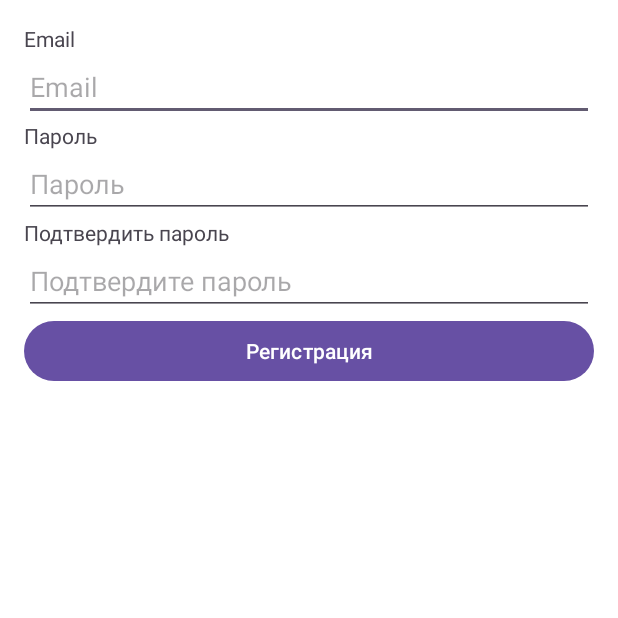
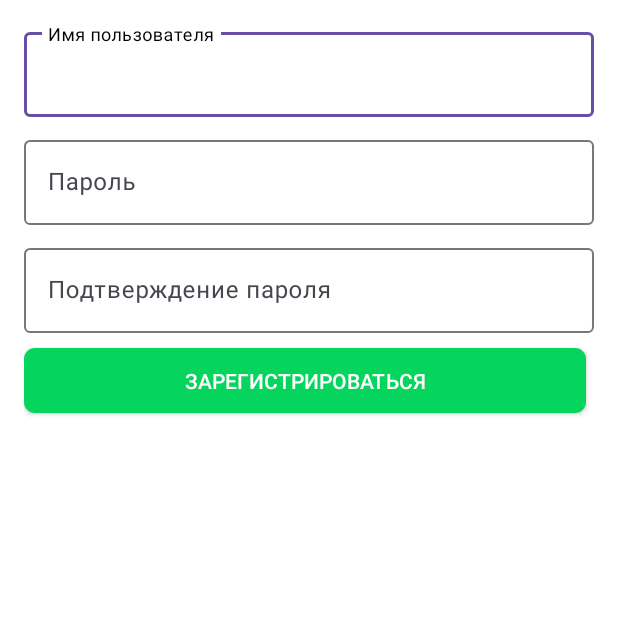
Before and after one commit to DmitryUniversall/SmartPlantAndroid, an Android app: the fragment RegisterFragment shown on its own in the app's theme, on a phone screen of 412 x 824 dp, the top half of it. Run offline under Robolectric (Android 15) with nearby library versions, the phone set to English and light mode, and no system bars.

Commit message:
Auth screen design

```diff
--- a/app/src/main/res/layout/auth_fragment_register.xml
+++ b/app/src/main/res/layout/auth_fragment_register.xml
@@ -2,50 +2,66 @@
 <LinearLayout xmlns:android="http://schemas.android.com/apk/res/android"
         android:layout_width="match_parent"
         android:layout_height="match_parent"
+        xmlns:app="http://schemas.android.com/apk/res-auto"
         android:orientation="vertical"
         android:padding="16dp"
         android:background="@color/background_primary">
 
-    <TextView
-            android:layout_width="wrap_content"
-            android:layout_height="wrap_content"
-            android:text="Email" />
-
-    <EditText
-            android:id="@+id/edittext_email"
+    <com.google.android.material.textfield.TextInputLayout
             android:layout_width="match_parent"
             android:layout_height="wrap_content"
-            android:hint="Email" />
+            app:hintTextColor="@color/text_primary"
+            app:helperTextTextColor="@color/text_primary"
+            android:layout_marginBottom="10dp">
 
-    <TextView
-            android:layout_width="wrap_content"
-            android:layout_height="wrap_content"
-            android:text="Пароль" />
+        <com.google.android.material.textfield.TextInputEditText
+                android:id="@+id/edittext_login"
+                android:layout_width="match_parent"
+                android:layout_height="wrap_content"
+                android:hint="@string/username"
+                android:textColorHint="@color/text_secondary"
+                android:textColor="@color/text_primary"/>
+    </com.google.android.material.textfield.TextInputLayout>
 
-    <EditText
-            android:id="@+id/edittext_password"
+    <com.google.android.material.textfield.TextInputLayout
             android:layout_width="match_parent"
             android:layout_height="wrap_content"
-            android:hint="Пароль"
-            android:inputType="textPassword" />
+            app:hintTextColor="@color/text_primary"
+            app:helperTextTextColor="@color/text_primary"
+            android:layout_marginBottom="10dp">
 
-    <TextView
-            android:layout_width="wrap_content"
-            android:layout_height="wrap_content"
-            android:text="Подтвердить пароль" />
+        <com.google.android.material.textfield.TextInputEditText
+                android:id="@+id/edittext_password"
+                android:layout_width="match_parent"
+                android:layout_height="wrap_content"
+                android:hint="@string/password"
+                android:inputType="textPassword"
+                android:textColorHint="@color/text_secondary"
+                android:textColor="@color/text_primary"/>
+    </com.google.android.material.textfield.TextInputLayout>
 
-    <EditText
-            android:id="@+id/edittext_confirm_password"
+    <com.google.android.material.textfield.TextInputLayout
             android:layout_width="match_parent"
             android:layout_height="wrap_content"
-            android:hint="Подтвердите пароль"
-            android:inputType="textPassword" />
+            app:hintTextColor="@color/text_primary"
+            app:helperTextTextColor="@color/text_primary"
+            android:layout_marginBottom="10dp">
 
-    <Button
-            android:id="@+id/button_register"
+        <com.google.android.material.textfield.TextInputEditText
+                android:id="@+id/edittext_password_confirmation"
+                android:layout_width="match_parent"
+                android:layout_height="wrap_content"
+                android:hint="@string/passwordConfirmation"
+                android:inputType="textPassword"
+                android:textColorHint="@color/text_secondary"
+                android:textColor="@color/text_primary"/>
+    </com.google.android.material.textfield.TextInputLayout>
+
+    <com.smartplant.smartplantandroid.utils.ui.components.CustomButton
+            android:id="@+id/buttonLogin"
             android:layout_width="match_parent"
-            android:layout_height="wrap_content"
-            android:text="Регистрация"
-            android:textColor="#FFFFFF" />
+            android:layout_height="43dp"
+            android:text="@string/registerAction"
+            android:layout_marginEnd="5dp"/>
 
 </LinearLayout>
--- a/app/src/main/res/values/colors.xml
+++ b/app/src/main/res/values/colors.xml
@@ -4,4 +4,9 @@
     <color name="text_primary">#000000</color>
     <color name="background_primary">#FFFFFF</color>
     <color name="btn_primary">#05D55C</color>
+    <color name="accent">#05D55C</color>
+    <style name="LoginTextInputLayoutStyle" parent="Widget.MaterialComponents.TextInputLayout.OutlinedBox.Dense">
+        <item name="boxStrokeColor">#fff</item>
+        <item name="boxStrokeWidth">2dp</item>
+    </style>
 </resources>
--- a/app/src/main/res/values/strings.xml
+++ b/app/src/main/res/values/strings.xml
@@ -3,7 +3,12 @@
     <string name="appLogo">Logo</string>
     <string name="welcome">Добро пожаловать в SmartPlant!</string>
     <string name="welcomeDescription">Ваш помощник по уходу за растениями</string>
-    <string name="login">Войти</string>
-    <string name="register">Зарегистрироваться</string>
+    <string name="loginAction">Войти</string>
+    <string name="login">Вход</string>
+    <string name="registerAction">Зарегистрироваться</string>
+    <string name="register">Регистрация</string>
     <string name="auth">Авторизация</string>
+    <string name="username">Имя пользователя</string>
+    <string name="password">Пароль</string>
+    <string name="passwordConfirmation">Подтверждение пароля</string>
 </resources>
```
Also changed, not shown: app/src/main/java/com/smartplant/smartplantandroid/ui/views/views/auth/AuthActivity.java (+7 -7 lines), app/src/main/res/layout/auth_activity.xml (+21 -11 lines), app/src/main/res/layout/auth_fragment_login.xml (+31 -21 lines), app/src/main/res/layout/start_activity.xml (+4 -4 lines).
